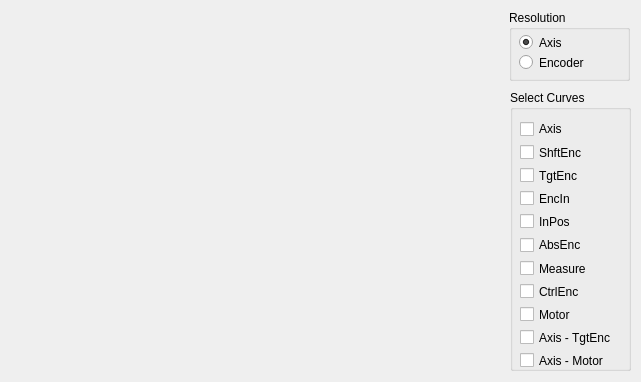
Before: the Qt Designer form src/ui_icepapcms/qt_designer_files/dialogcurves.ui in MaxIV-KitsControls/app-cells-icepapcms, drawn with Qt 5.
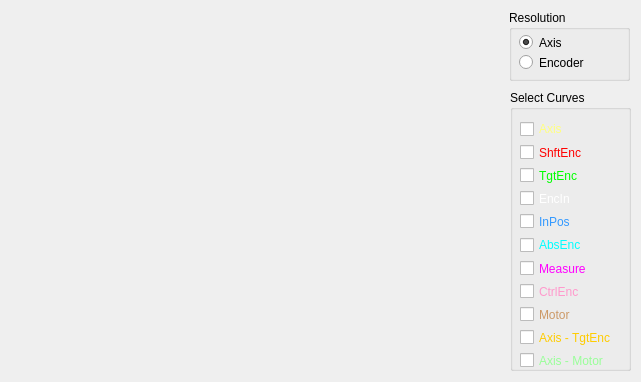
After: the same form once the commit is applied.

Commit message: Added curve color legend.

```diff
--- a/src/ui_icepapcms/qt_designer_files/dialogcurves.ui
+++ b/src/ui_icepapcms/qt_designer_files/dialogcurves.ui
@@ -91,6 +91,43 @@
      <height>281</height>
     </rect>
    </property>
+   <property name="palette">
+    <palette>
+     <active>
+      <colorrole role="Text">
+       <brush brushstyle="SolidPattern">
+        <color alpha="255">
+         <red>255</red>
+         <green>255</green>
+         <blue>255</blue>
+        </color>
+       </brush>
+      </colorrole>
+     </active>
+     <inactive>
+      <colorrole role="Text">
+       <brush brushstyle="SolidPattern">
+        <color alpha="255">
+         <red>255</red>
+         <green>255</green>
+         <blue>255</blue>
+        </color>
+       </brush>
+      </colorrole>
+     </inactive>
+     <disabled>
+      <colorrole role="Text">
+       <brush brushstyle="SolidPattern">
+        <color alpha="255">
+         <red>139</red>
+         <green>142</green>
+         <blue>142</blue>
+        </color>
+       </brush>
+      </colorrole>
+     </disabled>
+    </palette>
+   </property>
    <property name="title">
     <string>Select Curves</string>
    </property>
@@ -103,6 +140,70 @@
       <height>17</height>
      </rect>
     </property>
+    <property name="palette">
+     <palette>
+      <active>
+       <colorrole role="WindowText">
+        <brush brushstyle="SolidPattern">
+         <color alpha="255">
+          <red>153</red>
+          <green>255</green>
+          <blue>153</blue>
+         </color>
+        </brush>
+       </colorrole>
+       <colorrole role="Text">
+        <brush brushstyle="SolidPattern">
+         <color alpha="255">
+          <red>153</red>
+          <green>255</green>
+          <blue>153</blue>
+         </color>
+        </brush>
+       </colorrole>
+      </active>
+      <inactive>
+       <colorrole role="WindowText">
+        <brush brushstyle="SolidPattern">
+         <color alpha="255">
+          <red>153</red>
+          <green>255</green>
+          <blue>153</blue>
+         </color>
+        </brush>
+       </colorrole>
+       <colorrole role="Text">
+        <brush brushstyle="SolidPattern">
+         <color alpha="255">
+          <red>153</red>
+          <green>255</green>
+          <blue>153</blue>
+         </color>
+        </brush>
+       </colorrole>
+      </inactive>
+      <disabled>
+       <colorrole role="WindowText">
+        <brush brushstyle="SolidPattern">
+         <color alpha="255">
+          <red>139</red>
+          <green>142</green>
+          <blue>142</blue>
+         </color>
+        </brush>
+       </colorrole>
+       <colorrole role="Text">
+        <brush brushstyle="SolidPattern">
+         <color alpha="255">
+          <red>139</red>
+          <green>142</green>
+          <blue>142</blue>
+         </color>
+        </brush>
+       </colorrole>
+      </disabled>
+     </palette>
+    </property>
     <property name="text">
      <string>Axis - Motor</string>
     </property>
@@ -116,6 +217,70 @@
       <height>17</height>
      </rect>
     </property>
+    <property name="palette">
+     <palette>
+      <active>
+       <colorrole role="WindowText">
+        <brush brushstyle="SolidPattern">
+         <color alpha="255">
+          <red>255</red>
+          <green>0</green>
+          <blue>255</blue>
+         </color>
+        </brush>
+       </colorrole>
+       <colorrole role="Text">
+        <brush brushstyle="SolidPattern">
+         <color alpha="255">
+          <red>255</red>
+          <green>0</green>
+          <blue>255</blue>
+         </color>
+        </brush>
+       </colorrole>
+      </active>
+      <inactive>
+       <colorrole role="WindowText">
+        <brush brushstyle="SolidPattern">
+         <color alpha="255">
+          <red>255</red>
+          <green>0</green>
+          <blue>255</blue>
+         </color>
+        </brush>
+       </colorrole>
+       <colorrole role="Text">
+        <brush brushstyle="SolidPattern">
+         <color alpha="255">
+          <red>255</red>
+          <green>0</green>
+          <blue>255</blue>
+         </color>
+        </brush>
+       </colorrole>
+      </inactive>
+      <disabled>
+       <colorrole role="WindowText">
+        <brush brushstyle="SolidPattern">
+         <color alpha="255">
+          <red>139</red>
+          <green>142</green>
+          <blue>142</blue>
+         </color>
+        </brush>
+       </colorrole>
+       <colorrole role="Text">
+        <brush brushstyle="SolidPattern">
+         <color alpha="255">
+          <red>139</red>
+          <green>142</green>
+          <blue>142</blue>
+         </color>
+        </brush>
+       </colorrole>
+      </disabled>
+     </palette>
+    </property>
     <property name="text">
      <string>Measure</string>
     </property>
@@ -129,6 +294,70 @@
       <height>17</height>
      </rect>
     </property>
+    <property name="palette">
+     <palette>
+      <active>
+       <colorrole role="WindowText">
+        <brush brushstyle="SolidPattern">
+         <color alpha="255">
+          <red>255</red>
+          <green>204</green>
+          <blue>0</blue>
+         </color>
+        </brush>
+       </colorrole>
+       <colorrole role="Text">
+        <brush brushstyle="SolidPattern">
+         <color alpha="255">
+          <red>255</red>
+          <green>204</green>
+          <blue>0</blue>
+         </color>
+        </brush>
+       </colorrole>
+      </active>
+      <inactive>
+       <colorrole role="WindowText">
+        <brush brushstyle="SolidPattern">
+         <color alpha="255">
+          <red>255</red>
+          <green>204</green>
+          <blue>0</blue>
+         </color>
+        </brush>
+       </colorrole>
+       <colorrole role="Text">
+        <brush brushstyle="SolidPattern">
+         <color alpha="255">
+          <red>255</red>
+          <green>204</green>
+          <blue>0</blue>
+         </color>
+        </brush>
+       </colorrole>
+      </inactive>
+      <disabled>
+       <colorrole role="WindowText">
+        <brush brushstyle="SolidPattern">
+         <color alpha="255">
+          <red>139</red>
+          <green>142</green>
+          <blue>142</blue>
+         </color>
+        </brush>
+       </colorrole>
+       <colorrole role="Text">
+        <brush brushstyle="SolidPattern">
+         <color alpha="255">
+          <red>139</red>
+          <green>142</green>
+          <blue>142</blue>
+         </color>
+        </brush>
+       </colorrole>
+      </disabled>
+     </palette>
+    </property>
     <property name="text">
      <string>Axis - TgtEnc</string>
     </property>
@@ -142,6 +371,70 @@
       <height>17</height>
      </rect>
     </property>
+    <property name="palette">
+     <palette>
+      <active>
+       <colorrole role="WindowText">
+        <brush brushstyle="SolidPattern">
+         <color alpha="255">
+          <red>0</red>
+          <green>255</green>
+          <blue>0</blue>
+         </color>
+        </brush>
+       </colorrole>
+       <colorrole role="Text">
+        <brush brushstyle="SolidPattern">
+         <color alpha="255">
+          <red>0</red>
+          <green>255</green>
+          <blue>0</blue>
+         </color>
+        </brush>
+       </colorrole>
+      </active>
+      <inactive>
+       <colorrole role="WindowText">
+        <brush brushstyle="SolidPattern">
+         <color alpha="255">
+          <red>0</red>
+          <green>255</green>
+          <blue>0</blue>
+         </color>
+        </brush>
+       </colorrole>
+       <colorrole role="Text">
+        <brush brushstyle="SolidPattern">
+         <color alpha="255">
+          <red>0</red>
+          <green>255</green>
+          <blue>0</blue>
+         </color>
+        </brush>
+       </colorrole>
+      </inactive>
+      <disabled>
+       <colorrole role="WindowText">
+        <brush brushstyle="SolidPattern">
+         <color alpha="255">
+          <red>139</red>
+          <green>142</green>
+          <blue>142</blue>
+         </color>
+        </brush>
+       </colorrole>
+       <colorrole role="Text">
+        <brush brushstyle="SolidPattern">
+         <color alpha="255">
+          <red>139</red>
+          <green>142</green>
+          <blue>142</blue>
+         </color>
+        </brush>
+       </colorrole>
+      </disabled>
+     </palette>
+    </property>
     <property name="text">
      <string>TgtEnc</string>
     </property>
@@ -155,6 +448,70 @@
       <height>17</height>
      </rect>
     </property>
+    <property name="palette">
+     <palette>
+      <active>
+       <colorrole role="WindowText">
+        <brush brushstyle="SolidPattern">
+         <color alpha="255">
+          <red>204</red>
+          <green>153</green>
+          <blue>102</blue>
+         </color>
+        </brush>
+       </colorrole>
+       <colorrole role="Text">
+        <brush brushstyle="SolidPattern">
+         <color alpha="255">
+          <red>204</red>
+          <green>153</green>
+          <blue>102</blue>
+         </color>
+        </brush>
+       </colorrole>
+      </active>
+      <inactive>
+       <colorrole role="WindowText">
+        <brush brushstyle="SolidPattern">
+         <color alpha="255">
+          <red>204</red>
+          <green>153</green>
+          <blue>102</blue>
+         </color>
+        </brush>
+       </colorrole>
+       <colorrole role="Text">
+        <brush brushstyle="SolidPattern">
+         <color alpha="255">
+          <red>204</red>
+          <green>153</green>
+          <blue>102</blue>
+         </color>
+        </brush>
+       </colorrole>
+      </inactive>
+      <disabled>
+       <colorrole role="WindowText">
+        <brush brushstyle="SolidPattern">
+         <color alpha="255">
+          <red>139</red>
+          <green>142</green>
+          <blue>142</blue>
+         </color>
+        </brush>
+       </colorrole>
+       <colorrole role="Text">
+        <brush brushstyle="SolidPattern">
+         <color alpha="255">
+          <red>139</red>
+          <green>142</green>
+          <blue>142</blue>
+         </color>
+        </brush>
+       </colorrole>
+      </disabled>
+     </palette>
+    </property>
     <property name="text">
      <string>Motor</string>
     </property>
@@ -168,6 +525,70 @@
       <height>17</height>
      </rect>
     </property>
+    <property name="palette">
+     <palette>
+      <active>
+       <colorrole role="WindowText">
+        <brush brushstyle="SolidPattern">
+         <color alpha="255">
+          <red>255</red>
+          <green>0</green>
+          <blue>0</blue>
+         </color>
+        </brush>
+       </colorrole>
+       <colorrole role="Text">
+        <brush brushstyle="SolidPattern">
+         <color alpha="255">
+          <red>255</red>
+          <green>0</green>
+          <blue>0</blue>
+         </color>
+        </brush>
+       </colorrole>
+      </active>
+      <inactive>
+       <colorrole role="WindowText">
+        <brush brushstyle="SolidPattern">
+         <color alpha="255">
+          <red>255</red>
+          <green>0</green>
+          <blue>0</blue>
+         </color>
+        </brush>
+       </colorrole>
+       <colorrole role="Text">
+        <brush brushstyle="SolidPattern">
+         <color alpha="255">
+          <red>255</red>
+          <green>0</green>
+          <blue>0</blue>
+         </color>
+        </brush>
+       </colorrole>
+      </inactive>
+      <disabled>
+       <colorrole role="WindowText">
+        <brush brushstyle="SolidPattern">
+         <color alpha="255">
+          <red>139</red>
+          <green>142</green>
+          <blue>142</blue>
+         </color>
+        </brush>
+       </colorrole>
+       <colorrole role="Text">
+        <brush brushstyle="SolidPattern">
+         <color alpha="255">
+          <red>139</red>
+          <green>142</green>
+          <blue>142</blue>
+         </color>
+        </brush>
+       </colorrole>
+      </disabled>
+     </palette>
+    </property>
     <property name="text">
      <string>ShftEnc</string>
     </property>
@@ -181,6 +602,70 @@
       <height>18</height>
      </rect>
     </property>
+    <property name="palette">
+     <palette>
+      <active>
+       <colorrole role="WindowText">
+        <brush brushstyle="SolidPattern">
+         <color alpha="255">
+          <red>0</red>
+          <green>255</green>
+          <blue>255</blue>
+         </color>
+        </brush>
+       </colorrole>
+       <colorrole role="Text">
+        <brush brushstyle="SolidPattern">
+         <color alpha="255">
+          <red>0</red>
+          <green>255</green>
+          <blue>255</blue>
+         </color>
+        </brush>
+       </colorrole>
+      </active>
+      <inactive>
+       <colorrole role="WindowText">
+        <brush brushstyle="SolidPattern">
+         <color alpha="255">
+          <red>0</red>
+          <green>255</green>
+          <blue>255</blue>
+         </color>
+        </brush>
+       </colorrole>
+       <colorrole role="Text">
+        <brush brushstyle="SolidPattern">
+         <color alpha="255">
+          <red>0</red>
+          <green>255</green>
+          <blue>255</blue>
+         </color>
+        </brush>
+       </colorrole>
+      </inactive>
+      <disabled>
+       <colorrole role="WindowText">
+        <brush brushstyle="SolidPattern">
+         <color alpha="255">
+          <red>139</red>
+          <green>142</green>
+          <blue>142</blue>
+         </color>
+        </brush>
+       </colorrole>
+       <colorrole role="Text">
+        <brush brushstyle="SolidPattern">
+         <color alpha="255">
+          <red>139</red>
+          <green>142</green>
+          <blue>142</blue>
+         </color>
+        </brush>
+       </colorrole>
+      </disabled>
+     </palette>
+    </property>
     <property name="text">
      <string>AbsEnc</string>
     </property>
@@ -194,6 +679,70 @@
       <height>17</height>
      </rect>
     </property>
+    <property name="palette">
+     <palette>
+      <active>
+       <colorrole role="WindowText">
+        <brush brushstyle="SolidPattern">
+         <color alpha="255">
+          <red>51</red>
+          <green>153</green>
+          <blue>255</blue>
+         </color>
+        </brush>
+       </colorrole>
+       <colorrole role="Text">
+        <brush brushstyle="SolidPattern">
+         <color alpha="255">
+          <red>51</red>
+          <green>153</green>
+          <blue>255</blue>
+         </color>
+        </brush>
+       </colorrole>
+      </active>
+      <inactive>
+       <colorrole role="WindowText">
+        <brush brushstyle="SolidPattern">
+         <color alpha="255">
+          <red>51</red>
+          <green>153</green>
+          <blue>255</blue>
+         </color>
+        </brush>
+       </colorrole>
+       <colorrole role="Text">
+        <brush brushstyle="SolidPattern">
+         <color alpha="255">
+          <red>51</red>
+          <green>153</green>
+          <blue>255</blue>
+         </color>
+        </brush>
+       </colorrole>
+      </inactive>
+      <disabled>
+       <colorrole role="WindowText">
+        <brush brushstyle="SolidPattern">
+         <color alpha="255">
+          <red>139</red>
+          <green>142</green>
+          <blue>142</blue>
+         </color>
+        </brush>
+       </colorrole>
+       <colorrole role="Text">
+        <brush brushstyle="SolidPattern">
+         <color alpha="255">
+          <red>139</red>
+          <green>142</green>
+          <blue>142</blue>
+         </color>
+        </brush>
+       </colorrole>
+      </disabled>
+     </palette>
+    </property>
     <property name="text">
      <string>InPos</string>
     </property>
@@ -207,6 +756,70 @@
       <height>18</height>
      </rect>
     </property>
+    <property name="palette">
+     <palette>
+      <active>
+       <colorrole role="WindowText">
+        <brush brushstyle="SolidPattern">
+         <color alpha="255">
+          <red>255</red>
+          <green>255</green>
+          <blue>127</blue>
+         </color>
+        </brush>
+       </colorrole>
+       <colorrole role="Text">
+        <brush brushstyle="SolidPattern">
+         <color alpha="255">
+          <red>255</red>
+          <green>255</green>
+          <blue>127</blue>
+         </color>
+        </brush>
+       </colorrole>
+      </active>
+      <inactive>
+       <colorrole role="WindowText">
+        <brush brushstyle="SolidPattern">
+         <color alpha="255">
+          <red>255</red>
+          <green>255</green>
+          <blue>127</blue>
+         </color>
+        </brush>
+       </colorrole>
+       <colorrole role="Text">
+        <brush brushstyle="SolidPattern">
+         <color alpha="255">
+          <red>255</red>
+          <green>255</green>
+          <blue>127</blue>
+         </color>
+        </brush>
+       </colorrole>
+      </inactive>
+      <disabled>
+       <colorrole role="WindowText">
+        <brush brushstyle="SolidPattern">
+         <color alpha="255">
+          <red>139</red>
+          <green>142</green>
+          <blue>142</blue>
+         </color>
+        </brush>
+       </colorrole>
+       <colorrole role="Text">
+        <brush brushstyle="SolidPattern">
+         <color alpha="255">
+          <red>139</red>
+          <green>142</green>
+          <blue>142</blue>
+         </color>
+        </brush>
+       </colorrole>
+      </disabled>
+     </palette>
+    </property>
     <property name="text">
      <string>Axis</string>
     </property>
@@ -220,6 +833,70 @@
       <height>17</height>
      </rect>
     </property>
+    <property name="palette">
+     <palette>
+      <active>
+       <colorrole role="WindowText">
+        <brush brushstyle="SolidPattern">
+         <color alpha="255">
+          <red>255</red>
+          <green>153</green>
+          <blue>204</blue>
+         </color>
+        </brush>
+       </colorrole>
+       <colorrole role="Text">
+        <brush brushstyle="SolidPattern">
+         <color alpha="255">
+          <red>255</red>
+          <green>153</green>
+          <blue>204</blue>
+         </color>
+        </brush>
+       </colorrole>
+      </active>
+      <inactive>
+       <colorrole role="WindowText">
+        <brush brushstyle="SolidPattern">
+         <color alpha="255">
+          <red>255</red>
+          <green>153</green>
+          <blue>204</blue>
+         </color>
+        </brush>
+       </colorrole>
+       <colorrole role="Text">
+        <brush brushstyle="SolidPattern">
+         <color alpha="255">
+          <red>255</red>
+          <green>153</green>
+          <blue>204</blue>
+         </color>
+        </brush>
+       </colorrole>
+      </inactive>
+      <disabled>
+       <colorrole role="WindowText">
+        <brush brushstyle="SolidPattern">
+         <color alpha="255">
+          <red>139</red>
+          <green>142</green>
+          <blue>142</blue>
+         </color>
+        </brush>
+       </colorrole>
+       <colorrole role="Text">
+        <brush brushstyle="SolidPattern">
+         <color alpha="255">
+          <red>139</red>
+          <green>142</green>
+          <blue>142</blue>
+         </color>
+        </brush>
+       </colorrole>
+      </disabled>
+     </palette>
+    </property>
     <property name="text">
      <string>CtrlEnc</string>
     </property>
@@ -233,6 +910,43 @@
       <height>17</height>
      </rect>
     </property>
+    <property name="palette">
+     <palette>
+      <active>
+       <colorrole role="WindowText">
+        <brush brushstyle="SolidPattern">
+         <color alpha="255">
+          <red>255</red>
+          <green>255</green>
+          <blue>255</blue>
+         </color>
+        </brush>
+       </colorrole>
+      </active>
+      <inactive>
+       <colorrole role="WindowText">
+        <brush brushstyle="SolidPattern">
+         <color alpha="255">
+          <red>255</red>
+          <green>255</green>
+          <blue>255</blue>
+         </color>
+        </brush>
+       </colorrole>
+      </inactive>
+      <disabled>
+       <colorrole role="WindowText">
+        <brush brushstyle="SolidPattern">
+         <color alpha="255">
+          <red>139</red>
+          <green>142</green>
+          <blue>142</blue>
+         </color>
+        </brush>
+       </colorrole>
+      </disabled>
+     </palette>
+    </property>
     <property name="text">
      <string>EncIn</string>
     </property>
```
The commit also changes 3 other files.
